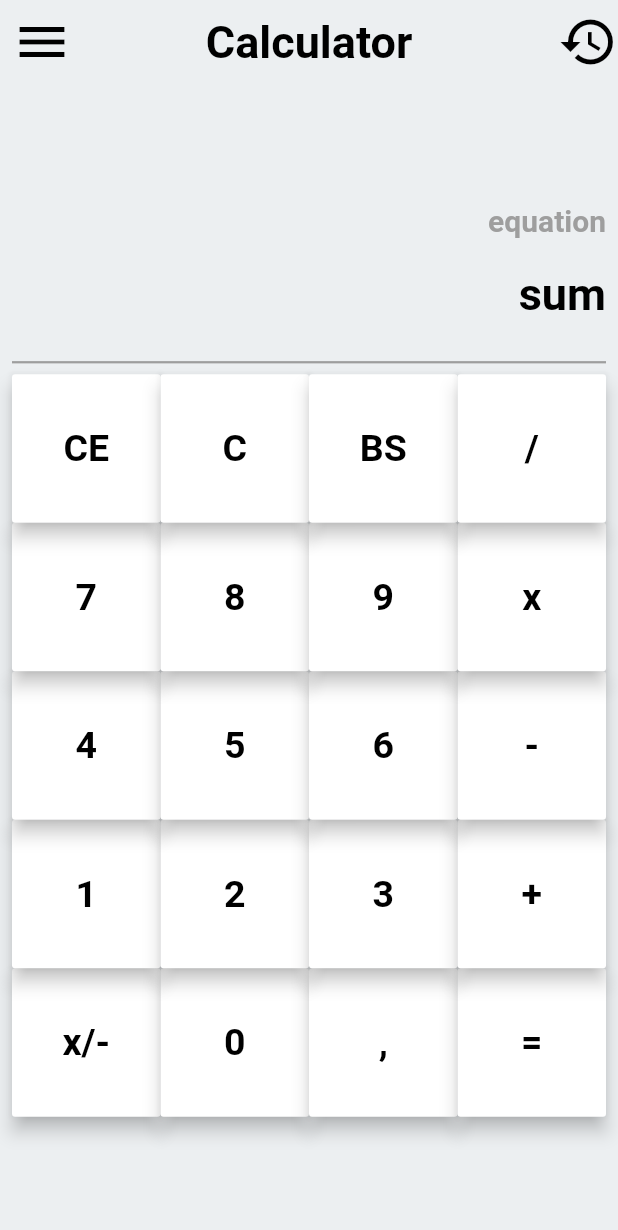
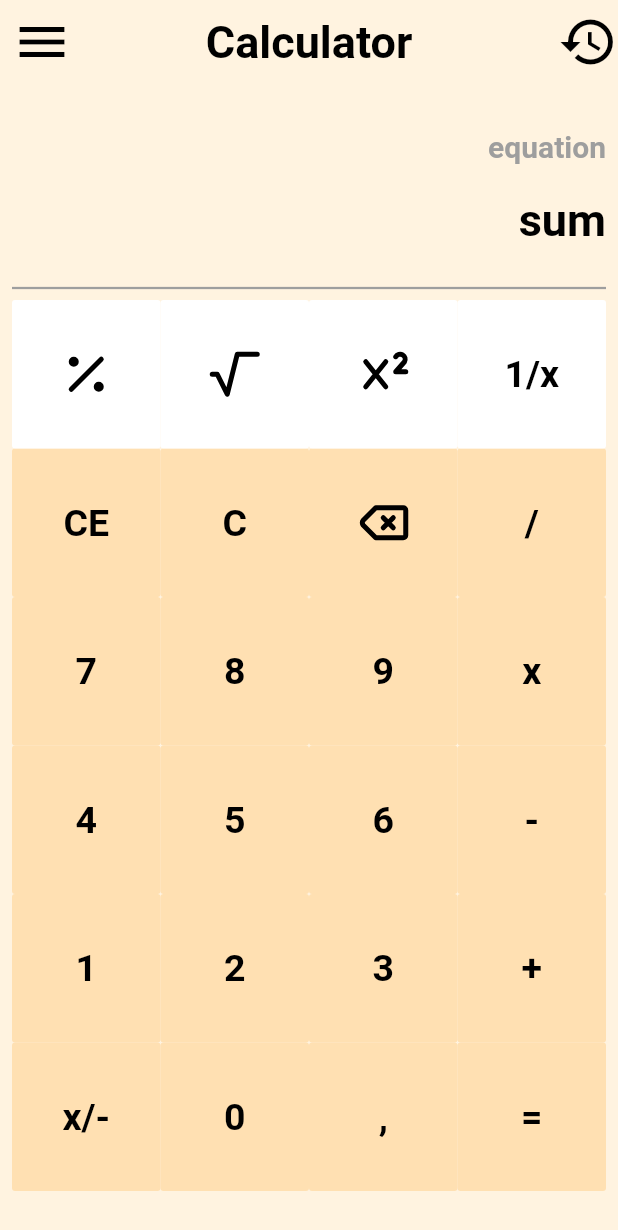
Before and after one commit to tatarmagda/firstapp, a Flutter app: the screen it shows after launch, on a phone screen of 412 x 824 dp. Shown: the top 1230 px of the screen. Run offline on Flutter 3.47's test engine with Material 2 defaults, Android fonts, the phone set to English and light mode, and no system bars; our stand-ins replace flutter_tabler_icons.

Commit message:
wyglad kalkulatora

```diff
--- a/lib/screens/home.dart
+++ b/lib/screens/home.dart
@@ -1,6 +1,7 @@
 import 'package:flutter/material.dart';
 import 'package:flutter/rendering.dart';
 import 'package:my_first_app/Widgets/text_widget.dart';
+import 'package:flutter_tabler_icons/flutter_tabler_icons.dart';
 
 class HomePage extends StatelessWidget {
   HomePage({Key? key}) : super(key: key);
@@ -26,15 +27,52 @@ class HomePage extends StatelessWidget {
     "x",
     "CE",
     "C",
-    "BS",
+    Icon(
+      TablerIcons.backspace,
+      size: 40,
+      color: Colors.black,
+    ),
     "/",
+    Icon(
+      TablerIcons.percentage,
+      size: 40,
+      color: Colors.black,
+    ),
+    Icon(
+      TablerIcons.square_root,
+      size: 40,
+      color: Colors.black,
+    ),
+    Icon(
+      TablerIcons.superscript,
+      size: 40,
+      color: Colors.black,
+    ),
+    "1/x"
   ];
-  List functionButtons = [];
+  List functionButtons = [
+    const Icon(
+      TablerIcons.percentage,
+      size: 40,
+      color: Colors.black,
+    ),
+    const Icon(
+      TablerIcons.square_root,
+      size: 40,
+      color: Colors.black,
+    ),
+    const Icon(
+      TablerIcons.superscript,
+      size: 40,
+      color: Colors.black,
+    ),
+    "1/x"
+  ];
 
   @override
   Widget build(BuildContext context) {
     return Scaffold(
-        backgroundColor: Colors.blueGrey[50],
+        backgroundColor: Colors.orange[50],
         appBar: AppBar(
           elevation: 0,
           backgroundColor: Colors.transparent,
@@ -95,12 +133,17 @@ class HomePage extends StatelessWidget {
                   thickness: 1.5,
                   color: Colors.grey,
                 ),
-                ListView.builder(
-                    shrinkWrap: true,
-                    itemCount: 4,
-                    itemBuilder: (ctxt, index) {
-                      return Container();
-                    }),
+                // Container(
+                //   width: 250.0,
+                //   height: 100.0,
+                //   child: ListView.builder(
+                //       scrollDirection: Axis.horizontal,
+                //       shrinkWrap: true,
+                //       itemCount: 4,
+                //       itemBuilder: (ctxt, index) {
+                //         return (myButton(functionButtons[index], () {}));
+                //       }),
+                // ),
 
                 GridView.builder(
                     physics: const NeverScrollableScrollPhysics(),
@@ -111,7 +154,12 @@ class HomePage extends StatelessWidget {
                         const SliverGridDelegateWithFixedCrossAxisCount(
                             crossAxisCount: 4),
                     itemBuilder: (contx, index) {
-                      return myButton(listButtons[index], () {});
+                      return myButton(
+                          listButtons[index],
+                          () {},
+                          index >= listButtons.length - 4
+                              ? Colors.white
+                              : null);
                     }),
                 // GridView.count(
                 //   shrinkWrap: true,
@@ -138,17 +186,21 @@ class HomePage extends StatelessWidget {
   }
 
   Widget myButton(
-    String text,
+    buttonConntent,
     function,
+    color,
   ) {
+    color = color ?? Colors.orange[100];
     return MaterialButton(
-      elevation: 5.0,
-      color: Colors.white,
-      child: MyTextWidget(
-        color: Colors.black,
-        size: 25.0,
-        text: text,
-      ),
+      elevation: 0.0,
+      color: color,
+      child: (buttonConntent is String)
+          ? MyTextWidget(
+              color: Colors.black,
+              size: 25.0,
+              text: buttonConntent,
+            )
+          : buttonConntent,
       onPressed: function,
     );
   }
```
